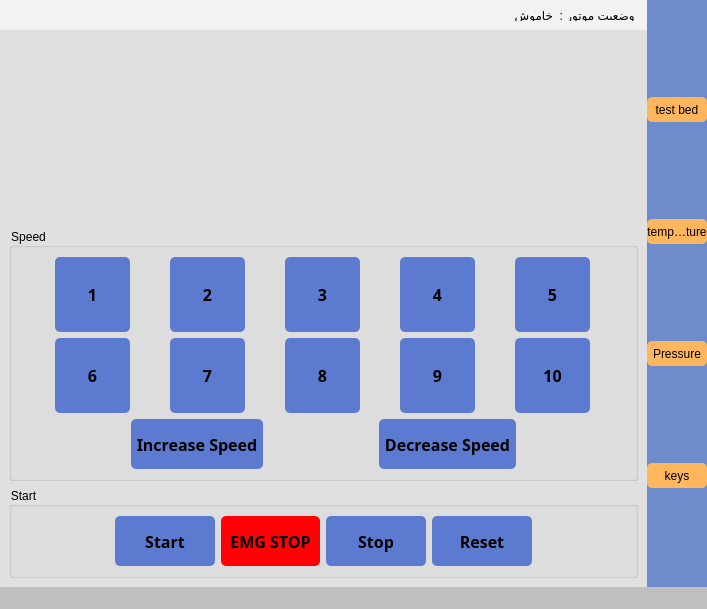
Above: main.ui from AmirNikravan/Control-Monitor before the change. Below: the same form after it.
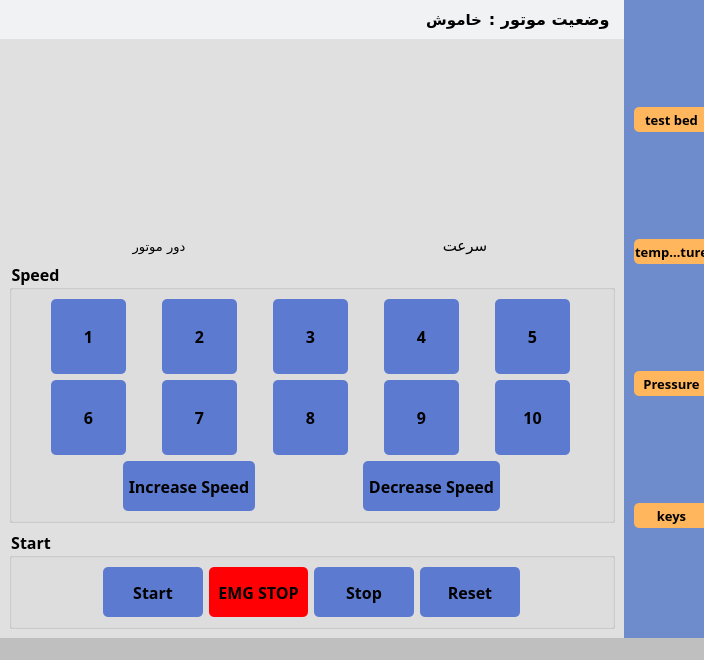
That is the form after the change. Custom widgets are drawn as their Qt base class.

Commit message: desing test bed gauges

```diff
--- a/main.ui
+++ b/main.ui
@@ -6,8 +6,8 @@
    <rect>
     <x>0</x>
     <y>0</y>
-    <width>707</width>
-    <height>591</height>
+    <width>697</width>
+    <height>607</height>
    </rect>
   </property>
   <property name="windowTitle">
@@ -43,7 +43,7 @@
         <property name="minimumSize">
          <size>
           <width>0</width>
-          <height>30</height>
+          <height>39</height>
          </size>
         </property>
         <property name="styleSheet">
@@ -65,6 +65,14 @@
          </item>
          <item>
           <widget class="QLabel" name="label_2">
+           <property name="font">
+            <font>
+             <family>IRANSansXFaNum</family>
+             <pointsize>11</pointsize>
+             <weight>75</weight>
+             <bold>true</bold>
+            </font>
+           </property>
            <property name="text">
             <string>خاموش</string>
            </property>
@@ -72,6 +80,14 @@
          </item>
          <item>
           <widget class="QLabel" name="label">
+           <property name="font">
+            <font>
+             <family>IRANSansXFaNum</family>
+             <pointsize>12</pointsize>
+             <weight>75</weight>
+             <bold>true</bold>
+            </font>
+           </property>
            <property name="text">
             <string> وضعیت موتور :</string>
            </property>
@@ -100,29 +116,105 @@
 
 </string>
          </property>
-         <layout class="QVBoxLayout" name="verticalLayout_3">
+         <layout class="QVBoxLayout" name="verticalLayout_6">
           <item>
            <layout class="QHBoxLayout" name="horizontalLayout_6">
-            <property name="spacing">
-             <number>0</number>
-            </property>
             <item>
-             <widget class="QWidget" name="rpm_gauge" native="true"/>
+             <layout class="QVBoxLayout" name="verticalLayout_5">
+              <item>
+               <widget class="AnalogGaugeWidget" name="rpm_gauge" native="true">
+                <property name="minimumSize">
+                 <size>
+                  <width>300</width>
+                  <height>183</height>
+                 </size>
+                </property>
+               </widget>
+              </item>
+              <item>
+               <widget class="QLabel" name="label_4">
+                <property name="sizePolicy">
+                 <sizepolicy hsizetype="Preferred" vsizetype="Preferred">
+                  <horstretch>0</horstretch>
+                  <verstretch>0</verstretch>
+                 </sizepolicy>
+                </property>
+                <property name="maximumSize">
+                 <size>
+                  <width>16777215</width>
+                  <height>22</height>
+                 </size>
+                </property>
+                <property name="font">
+                 <font>
+                  <family>IRANSansXV Light</family>
+                  <pointsize>10</pointsize>
+                 </font>
+                </property>
+                <property name="text">
+                 <string>دور موتور</string>
+                </property>
+                <property name="alignment">
+                 <set>Qt::AlignCenter</set>
+                </property>
+               </widget>
+              </item>
+             </layout>
             </item>
             <item>
-             <widget class="AnalogGaugeWidget" name="speed_gauge" native="true">
-              <property name="minimumSize">
-               <size>
-                <width>320</width>
-                <height>183</height>
-               </size>
-              </property>
-             </widget>
+             <layout class="QVBoxLayout" name="verticalLayout_3">
+              <item>
+               <widget class="AnalogGaugeWidget" name="speed_gauge" native="true">
+                <property name="minimumSize">
+                 <size>
+                  <width>300</width>
+                  <height>183</height>
+                 </size>
+                </property>
+               </widget>
+              </item>
+              <item>
+               <widget class="QLabel" name="label_3">
+                <property name="sizePolicy">
+                 <sizepolicy hsizetype="Preferred" vsizetype="Preferred">
+                  <horstretch>0</horstretch>
+                  <verstretch>1</verstretch>
+                 </sizepolicy>
+                </property>
+                <property name="maximumSize">
+                 <size>
+                  <width>16777215</width>
+                  <height>22</height>
+                 </size>
+                </property>
+                <property name="font">
+                 <font>
+                  <family>IRANSansXV Light</family>
+                  <pointsize>11</pointsize>
+                 </font>
+                </property>
+                <property name="text">
+                 <string>سرعت</string>
+                </property>
+                <property name="alignment">
+                 <set>Qt::AlignCenter</set>
+                </property>
+               </widget>
+              </item>
+             </layout>
             </item>
            </layout>
           </item>
           <item>
            <widget class="QGroupBox" name="groupBox">
+            <property name="font">
+             <font>
+              <family>IRANSansXFaNum</family>
+              <pointsize>12</pointsize>
+              <weight>75</weight>
+              <bold>true</bold>
+             </font>
+            </property>
             <property name="title">
              <string>Speed</string>
             </property>
@@ -396,6 +488,14 @@
           </item>
           <item>
            <widget class="QGroupBox" name="groupBox_2">
+            <property name="font">
+             <font>
+              <family>IRANSansXFaNum</family>
+              <pointsize>12</pointsize>
+              <weight>75</weight>
+              <bold>true</bold>
+             </font>
+            </property>
             <property name="title">
              <string>Start</string>
             </property>
@@ -505,7 +605,7 @@
      <widget class="QWidget" name="widget_2" native="true">
       <property name="minimumSize">
        <size>
-        <width>56</width>
+        <width>80</width>
         <height>0</height>
        </size>
       </property>
@@ -527,7 +627,7 @@
         <number>0</number>
        </property>
        <property name="leftMargin">
-        <number>0</number>
+        <number>10</number>
        </property>
        <property name="topMargin">
         <number>0</number>
@@ -542,10 +642,24 @@
         <widget class="QToolButton" name="toolButton">
          <property name="minimumSize">
           <size>
+           <width>75</width>
+           <height>25</height>
+          </size>
+         </property>
+         <property name="maximumSize">
+          <size>
            <width>60</width>
            <height>25</height>
           </size>
          </property>
+         <property name="font">
+          <font>
+           <family>IRANSansXFaNum</family>
+           <pointsize>10</pointsize>
+           <weight>75</weight>
+           <bold>true</bold>
+          </font>
+         </property>
          <property name="text">
           <string>test bed</string>
          </property>
@@ -555,10 +669,24 @@
         <widget class="QToolButton" name="toolButton_2">
          <property name="minimumSize">
           <size>
+           <width>75</width>
+           <height>25</height>
+          </size>
+         </property>
+         <property name="maximumSize">
+          <size>
            <width>60</width>
            <height>25</height>
           </size>
          </property>
+         <property name="font">
+          <font>
+           <family>IRANSansXFaNum</family>
+           <pointsize>10</pointsize>
+           <weight>75</weight>
+           <bold>true</bold>
+          </font>
+         </property>
          <property name="text">
           <string>temperature</string>
          </property>
@@ -568,10 +696,24 @@
         <widget class="QToolButton" name="toolButton_3">
          <property name="minimumSize">
           <size>
+           <width>75</width>
+           <height>25</height>
+          </size>
+         </property>
+         <property name="maximumSize">
+          <size>
            <width>60</width>
            <height>25</height>
           </size>
          </property>
+         <property name="font">
+          <font>
+           <family>IRANSansXFaNum</family>
+           <pointsize>10</pointsize>
+           <weight>75</weight>
+           <bold>true</bold>
+          </font>
+         </property>
          <property name="text">
           <string>Pressure</string>
          </property>
@@ -581,10 +723,24 @@
         <widget class="QToolButton" name="toolButton_4">
          <property name="minimumSize">
           <size>
+           <width>75</width>
+           <height>25</height>
+          </size>
+         </property>
+         <property name="maximumSize">
+          <size>
            <width>60</width>
            <height>25</height>
           </size>
          </property>
+         <property name="font">
+          <font>
+           <family>IRANSansXFaNum</family>
+           <pointsize>10</pointsize>
+           <weight>75</weight>
+           <bold>true</bold>
+          </font>
+         </property>
          <property name="text">
           <string>keys</string>
          </property>
```
Left out of the diff: 2 changed lines with no effect on the pictures. The commit also changes 3 other files.
